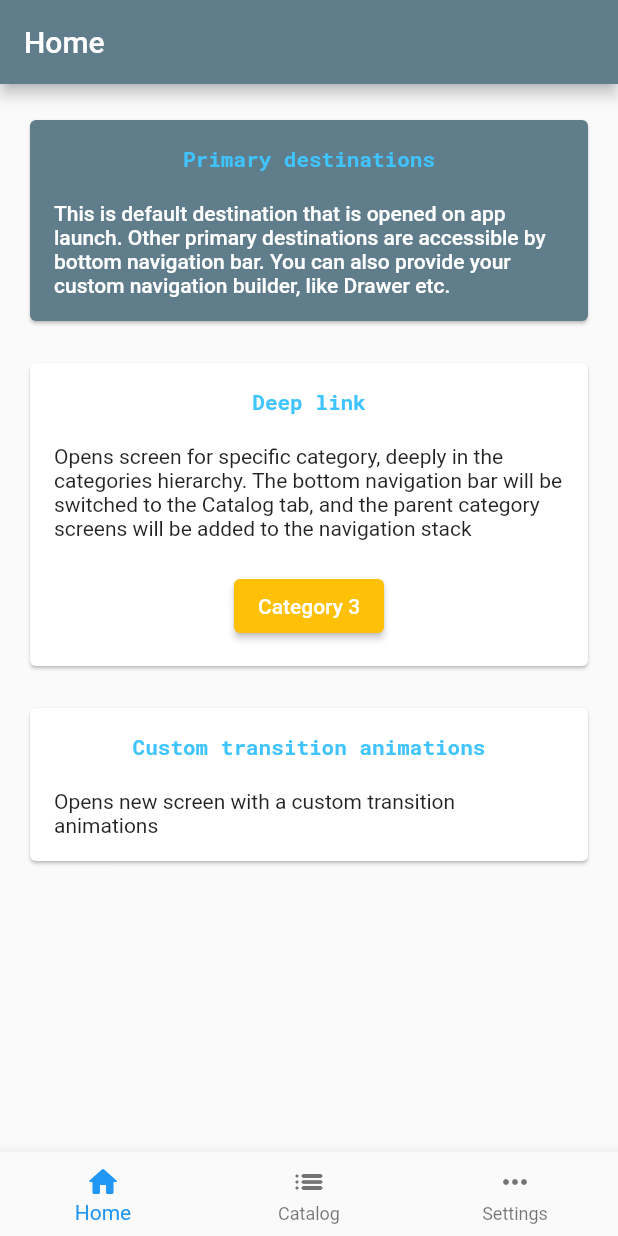
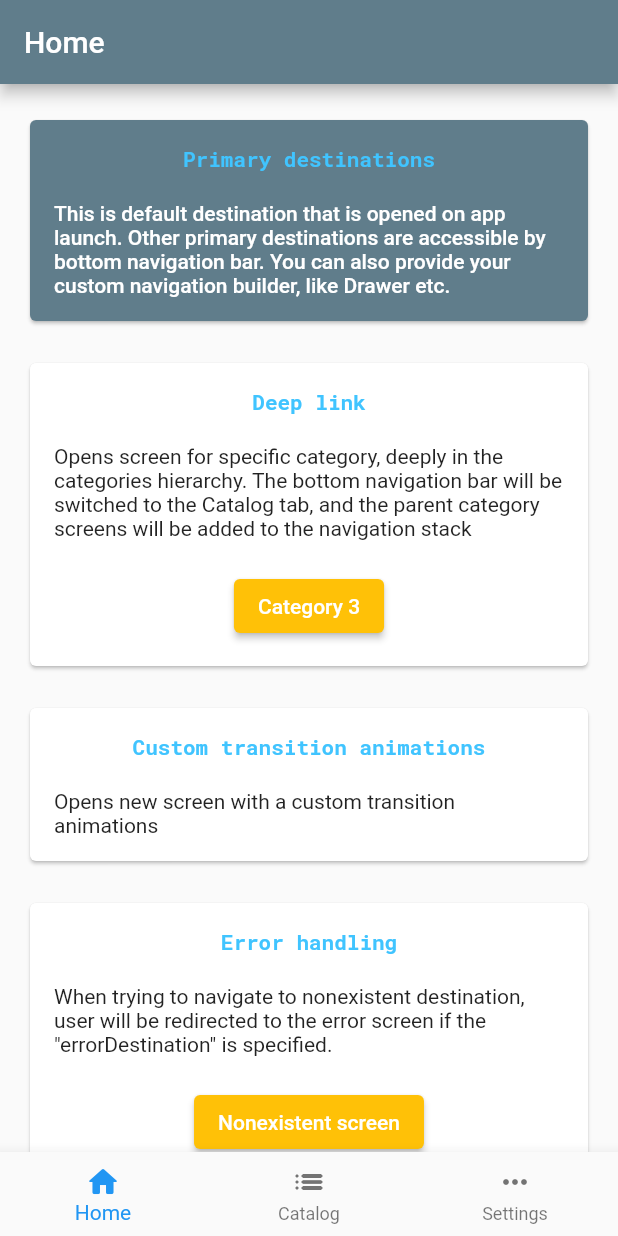
Before and after one commit to echedev/theseus-navigator, a Flutter app: the screen it shows after launch, on a phone screen of 412 x 824 dp. Run offline on Flutter 3.47's test engine with Material 2 defaults, Android fonts, the phone set to English and light mode, and no system bars; our stand-ins replace google_fonts; statements that could not run were skipped.

Commit message:
Add error use case to demo app

```diff
--- a/example/lib/home/home_screen.dart
+++ b/example/lib/home/home_screen.dart
@@ -1,6 +1,7 @@
 // ignore_for_file: public_member_api_docs
 
 import 'package:flutter/material.dart';
+import 'package:theseus_navigator/theseus_navigator.dart';
 
 import '../catalog/index.dart';
 import '../navigation.dart';
@@ -47,6 +48,19 @@ class HomeScreen extends StatelessWidget {
               navigationScheme.goTo(PrimaryDestinations.customTransition);
             },
           ),
+          InfoItem(
+            title: 'Error handling',
+            description:
+            '''When trying to navigate to nonexistent destination, user will be redirected to the error screen if the "errorDestination" is specified.''',
+            child: ElevatedButton(
+                onPressed: () async {
+                  navigationScheme.goTo(DestinationLight(
+                    path: '/nonexistent',
+                    builder: (context, parameters) => const HomeScreen(),
+                  ));
+                },
+                child: const Text('Nonexistent screen')),
+          ),
           const SizedBox(height: 20.0,)
         ],
       ),
```
